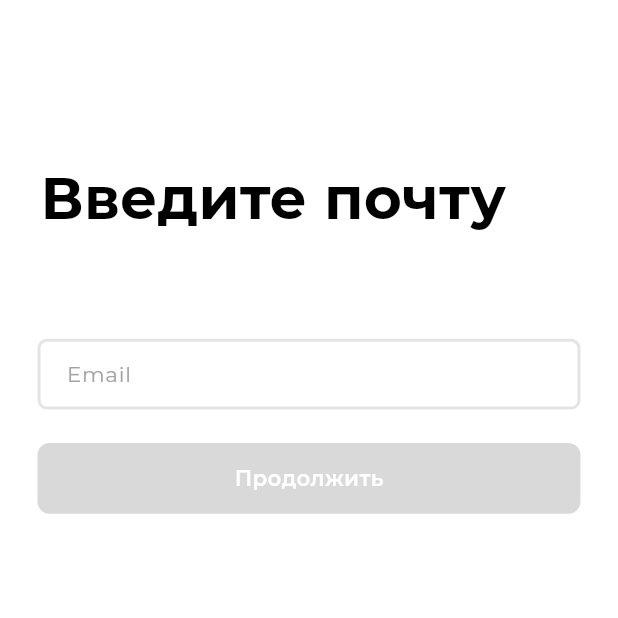
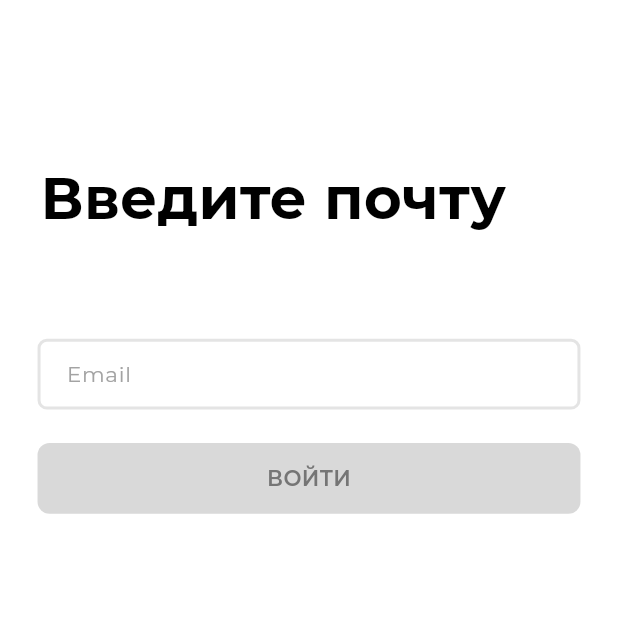
Before and after one commit to gadzhilaev/smile_ai, a Flutter app: the screen it shows after launch, on a phone screen of 412 x 824 dp, the top half of it. Run offline on Flutter 3.47's test engine with Material 3 defaults, Android fonts, the phone set to English and light mode, and no system bars; our stand-ins replace google_fonts.

Commit message:
исправления и добавление фото

```diff
--- a/lib/main.dart
+++ b/lib/main.dart
@@ -91,6 +91,7 @@ class _EmailScreenState extends State<EmailScreen> {
         final double fieldInnerPadding = scaleWidth(_fieldInnerPadding);
         final double buttonBorderRadius = scaleHeight(_buttonBorderRadius);
         final double buttonHeight = scaleHeight(_componentHeight);
+        final double labelTopPadding = fieldHeight * 0.12;
 
         return Scaffold(
           backgroundColor: Colors.white,
@@ -130,6 +131,7 @@ class _EmailScreenState extends State<EmailScreen> {
                       borderRadius: fieldBorderRadius,
                       innerPadding: fieldInnerPadding,
                       labelSpacing: fieldLabelSpacing,
+                      labelTopPadding: labelTopPadding,
                       hintFontSize: scaleHeight(16),
                       floatingLabelFontSize: scaleHeight(11),
                       textFontSize: scaleHeight(15),
@@ -166,6 +168,7 @@ class _EmailInputField extends StatelessWidget {
     required this.borderRadius,
     required this.innerPadding,
     required this.labelSpacing,
+    required this.labelTopPadding,
     required this.hintFontSize,
     required this.floatingLabelFontSize,
     required this.textFontSize,
@@ -178,6 +181,7 @@ class _EmailInputField extends StatelessWidget {
   final double borderRadius;
   final double innerPadding;
   final double labelSpacing;
+  final double labelTopPadding;
   final double hintFontSize;
   final double floatingLabelFontSize;
   final double textFontSize;
@@ -206,6 +210,7 @@ class _EmailInputField extends StatelessWidget {
             : MainAxisAlignment.center,
         crossAxisAlignment: CrossAxisAlignment.start,
         children: [
+          if (isActive) SizedBox(height: labelTopPadding),
           if (isActive)
             Text(
               'Email',
@@ -283,11 +288,13 @@ class _EmailSubmitButton extends StatelessWidget {
         onTap: isEnabled ? () {} : null,
         child: Center(
           child: Text(
-            'Продолжить',
+            'ВОЙТИ',
             style: GoogleFonts.montserrat(
               fontSize: fontSize,
               fontWeight: FontWeight.w600,
-              color: Colors.white,
+              color: isEnabled
+                  ? const Color(0xFFFFFFFF)
+                  : const Color(0xFF757575),
               height: 1,
             ),
           ),
```
Also changed, not shown: assets/images/bot.png (added).
